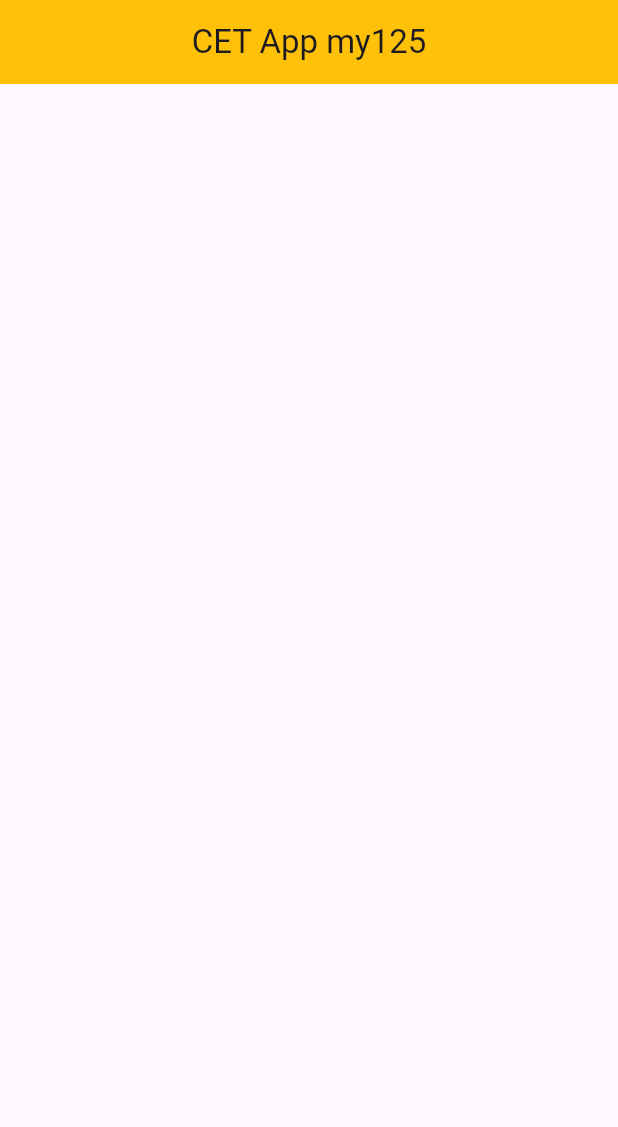
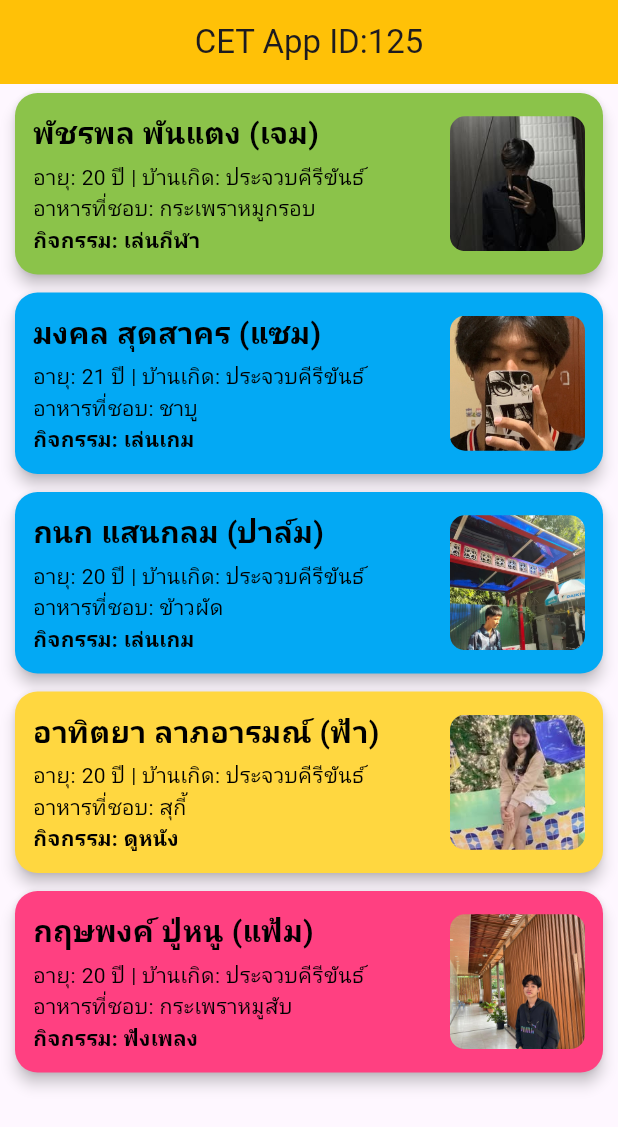
Before and after one commit to PanyaArm/workshop3_125, a Flutter app: the screen it shows after launch, on a phone screen of 412 x 824 dp. Shown: the top 1127 px of the screen. Run offline on Flutter 3.47's test engine with Material 3 defaults, Android fonts, the phone set to English and light mode, and no system bars; our stand-ins replace google_fonts; Roboto replaces fonts that are missing (Kanit, Sarabun).

Commit message:
Initial commit for workshop3

```diff
--- a/lib/main.dart
+++ b/lib/main.dart
@@ -1,16 +1,29 @@
 import 'package:flutter/material.dart';
 
-import 'screen/home.dart';
+//import 'screen/home.dart';
+//import 'screen/itme.dart';
+import 'screen/friend_list.dart';
 
 void main() {
-  runApp(MaterialApp(
+  runApp(const Myapp());
+}
+
+class Myapp extends StatelessWidget {
+  const Myapp({super.key});
+
+  @override
+  Widget build(BuildContext context) {
+    return MaterialApp(
     home: Scaffold(
         appBar: AppBar(
-          title: Text("CET App my125"),
+          title: Text("CET App ID:125"),
           backgroundColor: Colors.amber,
           centerTitle: true,
         ),
-        body: const Home()
+      //body: const Home(),
+      //body: const Item(),
+        body: const FriendListScreen(),
       ),
-    ));
+    );
+  }
 }
--- /dev/null
+++ b/lib/models/friend.dart
@@ -0,0 +1,86 @@
+import 'package:flutter/material.dart';
+
+class Friend {
+  final String name;        // ชื่อ-นามสกุล
+  final String nickname;    // ชื่อเล่น
+  final int age;            // อายุ
+  final String hometown;    // บ้านเกิด
+  final String favoriteFood; // อาหารที่ชอบ
+  final String activity;    // กิจกรรม/งานอดิเรกที่ชอบ
+  final String imagePath;   // พาธรูปภาพ (เช่น 'assets/images/friend1.jpg')
+
+  Friend({
+    required this.name,
+    required this.nickname,
+    required this.age,
+    required this.hometown,
+    required this.favoriteFood,
+    required this.activity,
+    required this.imagePath,
+  });
+
+  // ฟังก์ชันสุ่มหรือแยกสีพื้นหลังตามประเภทกิจกรรม (นำแนวคิดจากข้อ 11 มาปรับใช้)
+  Color getCardColor() {
+    switch (activity) {
+      case 'เล่นเกม':
+        return Colors.lightBlue;
+      case 'เล่นกีฬา':
+        return Colors.lightGreen;
+      case 'ดูหนัง':
+        return Colors.amberAccent;
+      case 'ฟังเพลง':
+        return Colors.pinkAccent;
+      default:
+        return Colors.lightGreen;
+    }
+  }
+}
+
+// รายชื่อข้อมูลเพื่อนสำหรับแสดงผล
+List<Friend> friendList = [
+  Friend(
+    name: "พัชรพล พันแตง",
+    nickname: "เจม",
+    age: 20,
+    hometown: "ประจวบคีรีขันธ์",
+    favoriteFood: "กระเพราหมูกรอบ",
+    activity: "เล่นกีฬา",
+    imagePath: "assets/images/friend1.jpg", // ใส่รูปเพื่อนใน assets หรือใช้ NetworkImage แทนได้
+  ),
+  Friend(
+    name: "มงคล สุดสาคร",
+    nickname: "แซม",
+    age: 21,
+    hometown: "ประจวบคีรีขันธ์",
+    favoriteFood: "ชาบู",
+    activity: "เล่นเกม",
+    imagePath: "assets/images/friend2.jpg",
+  ),
+  Friend(
+    name: "กนก แสนกลม",
+    nickname: "ปาล์ม",
+    age: 20,
+    hometown: "ประจวบคีรีขันธ์",
+    favoriteFood: "ข้าวผัด",
+    activity: "เล่นเกม",
+    imagePath: "assets/images/friend3.jpg",
+  ),
+  Friend(
+    name: "อาทิตยา ลาภอารมณ์",
+    nickname: "ฟ้า",
+    age: 20,
+    hometown: "ประจวบคีรีขันธ์",
+    favoriteFood: "สุกี้",
+    activity: "ดูหนัง",
+    imagePath: "assets/images/friend4.jpg",
+  ),
+  Friend(
+    name: "กฤษพงค์ ปู่หนู",
+    nickname: "แฟ้ม",
+    age: 20,
+    hometown: "ประจวบคีรีขันธ์",
+    favoriteFood: "กระเพราหมูสับ",
+    activity: "ฟังเพลง",
+    imagePath: "assets/images/friend5.jpg",
+  ),
+];
--- /dev/null
+++ b/lib/screen/friend_list.dart
@@ -0,0 +1,96 @@
+import 'package:flutter/material.dart';
+import 'package:google_fonts/google_fonts.dart'; // อย่าลืมติดตั้ง google_fonts ใน pubspec.yaml
+import '../models/friend.dart';
+
+class FriendListScreen extends StatelessWidget {
+  const FriendListScreen({super.key});
+
+  @override
+  Widget build(BuildContext context) {
+    return ListView.builder(
+      itemCount: friendList.length,
+      itemBuilder: (context, index) {
+        final friend = friendList[index];
+
+        return Card(
+          elevation: 4,
+          margin: const EdgeInsets.symmetric(horizontal: 10, vertical: 6),
+          color: friend.getCardColor(), // เรียกใช้สีตามกิจกรรม
+          shape: RoundedRectangleBorder(
+            borderRadius: BorderRadius.circular(15),
+          ),
+          child: Padding(
+            padding: const EdgeInsets.all(12.0),
+            child: Row(
+              crossAxisAlignment: CrossAxisAlignment.center,
+              children: [
+                // --- ส่วนที่ 1: ข้อมูลเพื่อน (อยู่ทางซ้าย) ---
+                Expanded(
+                  child: Column(
+                    crossAxisAlignment: CrossAxisAlignment.start,
+                    children: [
+                      Text(
+                        "${friend.name} (${friend.nickname})",
+                        style: GoogleFonts.kanit(
+                          fontSize: 20,
+                          fontWeight: FontWeight.bold,
+                          color: Colors.black,
+                        ),
+                      ),
+                      const SizedBox(height: 4),
+                      Text(
+                        "อายุ: ${friend.age} ปี | บ้านเกิด: ${friend.hometown}",
+                        style: GoogleFonts.sarabun(
+                          fontSize: 14,
+                          color: Colors.black,
+                        ),
+                      ),
+                      Text(
+                        "อาหารที่ชอบ: ${friend.favoriteFood}",
+                        style: GoogleFonts.sarabun(
+                          fontSize: 14,
+                          color: Colors.black,
+                        ),
+                      ),
+                      Text(
+                        "กิจกรรม: ${friend.activity}",
+                        style: GoogleFonts.sarabun(
+                          fontSize: 14,
+                          fontWeight: FontWeight.w600,
+                          color: Colors.black,
+                        ),
+                      ),
+                    ],
+                  ),
+                ),
+
+                const SizedBox(width: 10),
+
+                // --- ส่วนที่ 2: รูปภาพเพื่อน (อยู่ทางขวามือตามโจทย์) ---
+                ClipRRect(
+                  borderRadius: BorderRadius.circular(10),
+                  child: Image.asset(
+                    friend.imagePath,
+                    width: 90,
+                    height: 90,
+                    fit: BoxFit.cover,
+                    // หากรูปในเครื่องยังไม่มี สามารถทดสอบด้วย NetworkImage ได้:
+                    // Image.network('https://via.placeholder.com/150', width: 90, height: 90, fit: BoxFit.cover),
+                    errorBuilder: (context, error, stackTrace) {
+                      return Container(
+                        width: 90,
+                        height: 90,
+                        color: Colors.grey.shade300,
+                        child: const Icon(Icons.person, size: 50, color: Colors.grey),
+                      );
+                    },
+                  ),
+                ),
+              ],
+            ),
+          ),
+        );
+      },
+    );
+  }
+}
--- a/pubspec.yaml
+++ b/pubspec.yaml
@@ -9,6 +9,7 @@ environment:
 dependencies:
   flutter:
     sdk: flutter
+  google_fonts: ^8.2.0
 
 dev_dependencies:
   flutter_test:
@@ -17,3 +18,5 @@ dev_dependencies:
 
 flutter:
   uses-material-design: true
+  assets:
+   - assets/images/
```
Also changed, not shown: lib/models/foodmenu.dart (added, +79 -0 lines), lib/screen/home.dart (+43 -6 lines), lib/screen/itme.dart (added, +83 -0 lines), assets/images/1.png (added), assets/images/2.png (added), assets/images/3.png (added), assets/images/4.png (added), assets/images/5.png (added), assets/images/6.png (added), assets/images/7.png (added), assets/images/friend1.jpg (added), assets/images/friend2.jpg (added), assets/images/friend3.jpg (added), assets/images/friend4.jpg (added), 2 more files, 2 other files.
